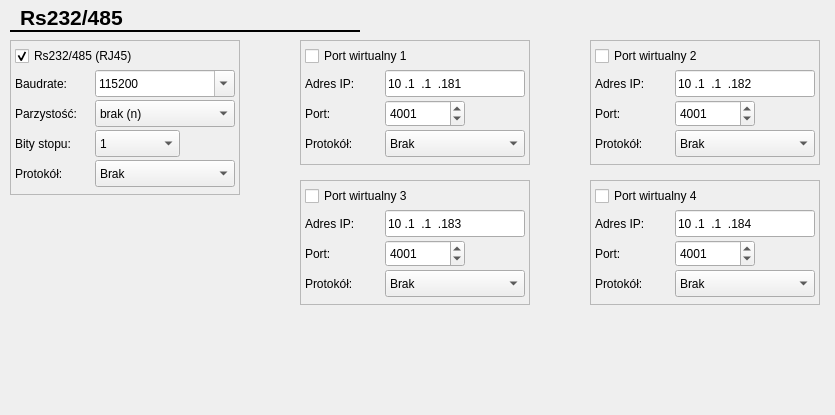
The window that CfgForms/crs232cfgform.ui (kaczmar55/koneor_v2) describes before a commit, drawn with Qt 5.
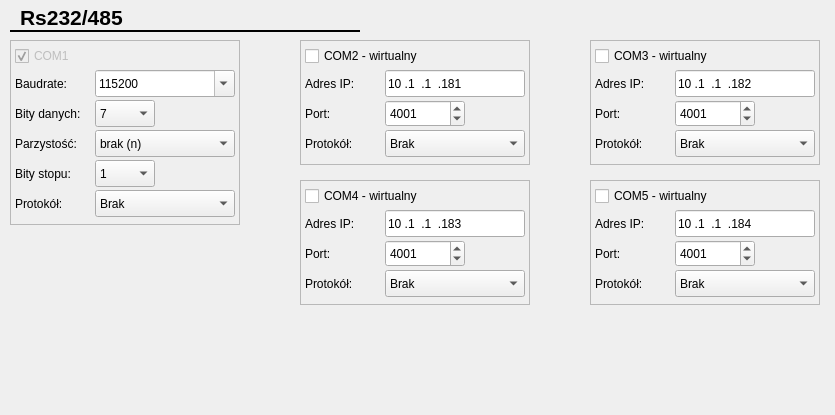
The same window after the commit.

Commit message: doprowadzone do stanu używalności Trzeba by dorobić powiącania związane z numerami portów COM Oraz przesuwanie góra/dół modułów, jsn-2 i liczników energii Oraz okno do CAN i do Użytkowników

The edit to the form file:
```diff
--- a/CfgForms/crs232cfgform.ui
+++ b/CfgForms/crs232cfgform.ui
@@ -62,7 +62,7 @@
      <x>10</x>
      <y>40</y>
      <width>230</width>
-     <height>155</height>
+     <height>185</height>
     </rect>
    </property>
    <property name="frameShape">
@@ -72,6 +72,9 @@
     <enum>QFrame::Raised</enum>
    </property>
    <widget class="QCheckBox" name="rsActiveChk">
+    <property name="enabled">
+     <bool>false</bool>
+    </property>
     <property name="geometry">
      <rect>
       <x>5</x>
@@ -81,7 +84,7 @@
      </rect>
     </property>
     <property name="text">
-     <string>Rs232/485 (RJ45)</string>
+     <string>COM1</string>
     </property>
     <property name="checked">
      <bool>true</bool>
@@ -104,7 +107,7 @@
     <property name="geometry">
      <rect>
       <x>5</x>
-      <y>65</y>
+      <y>95</y>
       <width>80</width>
       <height>17</height>
      </rect>
@@ -117,7 +120,7 @@
     <property name="geometry">
      <rect>
       <x>5</x>
-      <y>95</y>
+      <y>125</y>
       <width>80</width>
       <height>17</height>
      </rect>
@@ -130,7 +133,7 @@
     <property name="geometry">
      <rect>
       <x>5</x>
-      <y>125</y>
+      <y>155</y>
       <width>70</width>
       <height>17</height>
      </rect>
@@ -224,7 +227,7 @@
     <property name="geometry">
      <rect>
       <x>85</x>
-      <y>60</y>
+      <y>90</y>
       <width>140</width>
       <height>27</height>
      </rect>
@@ -252,8 +255,8 @@
     <property name="geometry">
      <rect>
       <x>85</x>
-      <y>90</y>
-      <width>85</width>
+      <y>120</y>
+      <width>60</width>
       <height>27</height>
      </rect>
     </property>
@@ -272,7 +275,7 @@
     <property name="geometry">
      <rect>
       <x>85</x>
-      <y>120</y>
+      <y>150</y>
       <width>140</width>
       <height>27</height>
      </rect>
@@ -301,6 +304,39 @@
      </property>
     </item>
    </widget>
+   <widget class="QLabel" name="label">
+    <property name="geometry">
+     <rect>
+      <x>5</x>
+      <y>65</y>
+      <width>81</width>
+      <height>17</height>
+     </rect>
+    </property>
+    <property name="text">
+     <string>Bity danych:</string>
+    </property>
+   </widget>
+   <widget class="QComboBox" name="rsDataBitsCmb">
+    <property name="geometry">
+     <rect>
+      <x>85</x>
+      <y>60</y>
+      <width>60</width>
+      <height>27</height>
+     </rect>
+    </property>
+    <item>
+     <property name="text">
+      <string>7</string>
+     </property>
+    </item>
+    <item>
+     <property name="text">
+      <string>8</string>
+     </property>
+    </item>
+   </widget>
   </widget>
   <widget class="QFrame" name="frame_14">
    <property name="geometry">
@@ -327,7 +363,7 @@
      </rect>
     </property>
     <property name="text">
-     <string>Port wirtualny 3</string>
+     <string>COM4 - wirtualny</string>
     </property>
     <property name="checked">
      <bool>false</bool>
@@ -463,7 +499,7 @@
      </rect>
     </property>
     <property name="text">
-     <string>Port wirtualny 4</string>
+     <string>COM5 - wirtualny</string>
     </property>
     <property name="checked">
      <bool>false</bool>
@@ -599,7 +635,7 @@
      </rect>
     </property>
     <property name="text">
-     <string>Port wirtualny 1</string>
+     <string>COM2 - wirtualny</string>
     </property>
     <property name="checked">
      <bool>false</bool>
@@ -735,7 +771,7 @@
      </rect>
     </property>
     <property name="text">
-     <string>Port wirtualny 2</string>
+     <string>COM3 - wirtualny</string>
     </property>
     <property name="checked">
      <bool>false</bool>
```
The commit also changes 18 other files.
